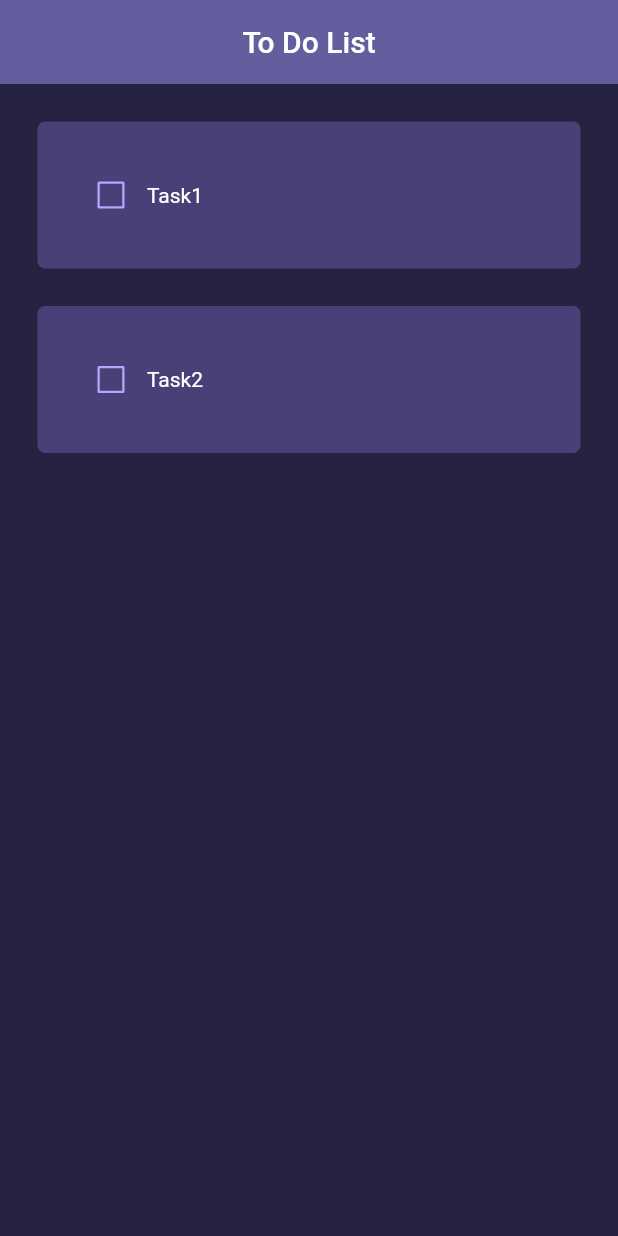
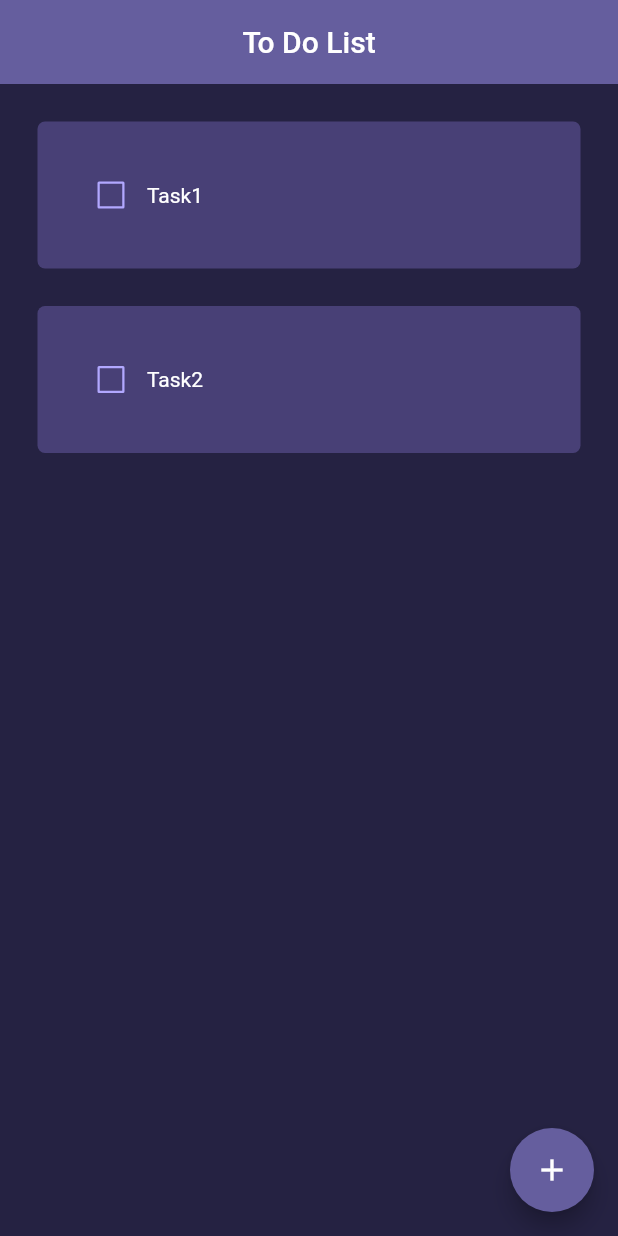
Before and after one commit to alex-custodio/ToDoAPP, a Flutter app: the screen it shows after launch, on a phone screen of 412 x 824 dp. Run offline on Flutter 3.47's test engine with Material 2 defaults, Android fonts, the phone set to English and light mode, and no system bars.

Commit message:
adicionando um botão de adicionar tarefa

```diff
--- a/lib/screens/home_page.dart
+++ b/lib/screens/home_page.dart
@@ -25,6 +25,13 @@ class _HomePageState extends State<HomePage> {
         title: Center(child: Text("To Do List")),
         elevation: 0,
       ),
+      floatingActionButton: FloatingActionButton(
+        onPressed: () {
+
+        },
+        child: Icon(Icons.add),
+        backgroundColor: Color.fromARGB(255, 101, 94, 158),
+      ),
       body: ListView.builder(
           itemCount: tasks.length,
           itemBuilder: ((context, index) {
```
